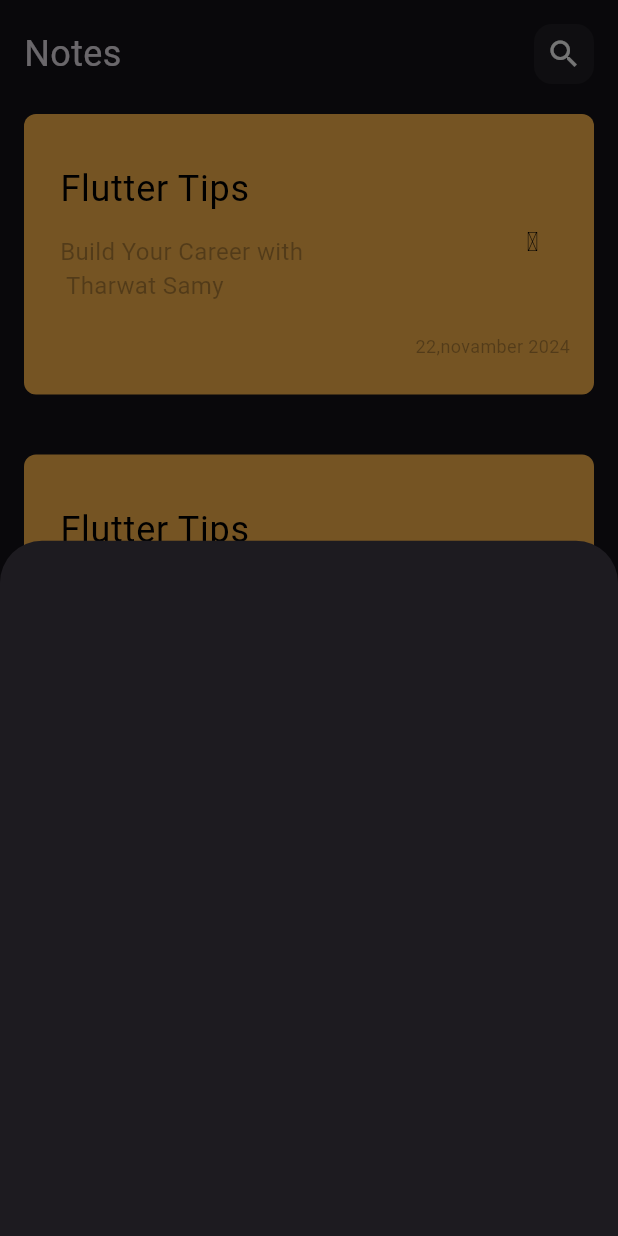
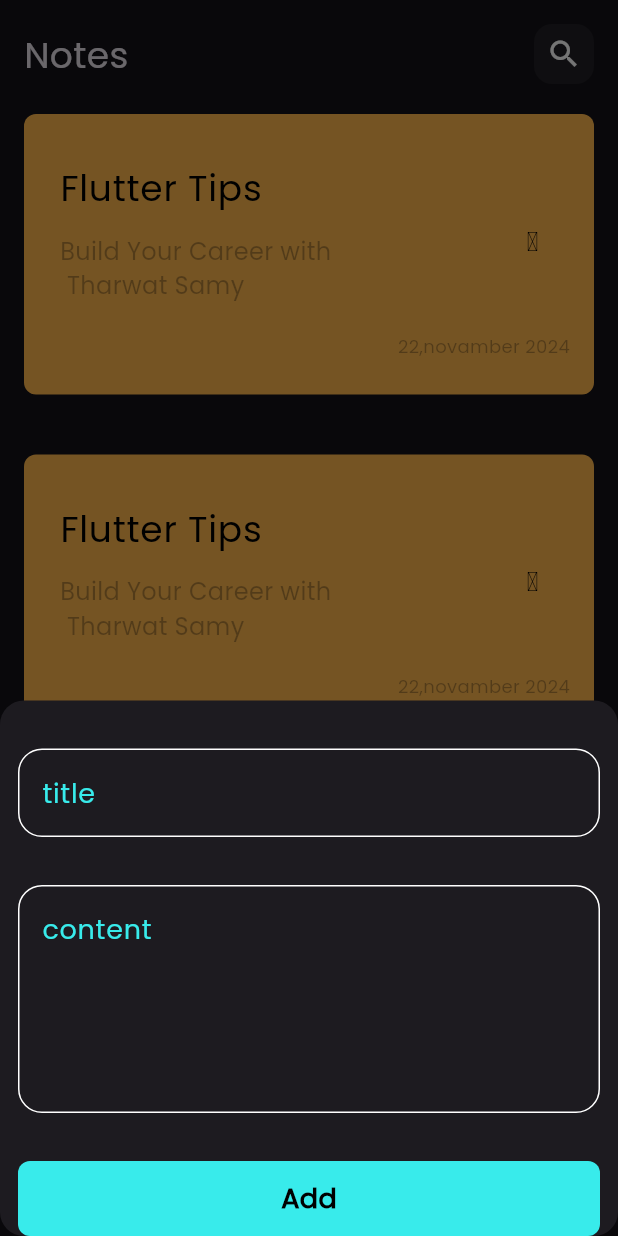
Before and after one commit to mohammadhamza16/note_app, a Flutter app: the screen it shows after launch, after a tap on the "add" icon, on a phone screen of 412 x 824 dp. Run offline on Flutter 3.47's test engine with Material 3 defaults, Android fonts, the phone set to English and light mode, and no system bars; missing offline and left inert: font_awesome_icon_class.

Commit message:
finish show modal bottom sheet ui

```diff
--- /dev/null
+++ b/lib/constants/constant.dart
@@ -0,0 +1,3 @@
+import 'package:flutter/material.dart';
+
+const Color kPrimaryColor = Color.fromARGB(255, 56, 235, 235);
--- a/lib/main.dart
+++ b/lib/main.dart
@@ -14,6 +14,7 @@ class NotesApp extends StatelessWidget {
       debugShowCheckedModeBanner: false,
       theme: ThemeData(
         brightness: Brightness.dark,
+        fontFamily: 'Poppins',
       ),
       home: const HomeView(),
     );
--- a/lib/views/home_view.dart
+++ b/lib/views/home_view.dart
@@ -13,6 +13,9 @@ class HomeView extends StatelessWidget {
         floatingActionButton: FloatingActionButton(
           onPressed: () {
             showModalBottomSheet(
+              shape: RoundedRectangleBorder(
+                borderRadius: BorderRadius.circular(16),
+              ),
               context: context,
               builder: (context) => const ShowModalBottomSheet(),
             );
--- /dev/null
+++ b/lib/widgets/custom_buttom.dart
@@ -0,0 +1,30 @@
+import 'package:flutter/material.dart';
+import 'package:note_app/constants/constant.dart';
+
+class CustomButtom extends StatelessWidget {
+  const CustomButtom({
+    super.key,
+  });
+
+  @override
+  Widget build(BuildContext context) {
+    return Container(
+      width: MediaQuery.of(context).size.width,
+      height: 50,
+      decoration: BoxDecoration(
+        borderRadius: BorderRadius.circular(8),
+        color: kPrimaryColor,
+      ),
+      child: const Center(
+        child: Text(
+          'Add',
+          style: TextStyle(
+            fontSize: 18,
+            fontWeight: FontWeight.bold,
+            color: Colors.black,
+          ),
+        ),
+      ),
+    );
+  }
+}
--- /dev/null
+++ b/lib/widgets/custom_text_field.dart
@@ -0,0 +1,38 @@
+import 'package:flutter/material.dart';
+import 'package:note_app/constants/constant.dart';
+
+class CustomTextField extends StatelessWidget {
+  const CustomTextField({
+    super.key,
+    required this.hintText,
+    this.maxLines = 1,
+  });
+  final String hintText;
+  final int maxLines;
+  @override
+  Widget build(BuildContext context) {
+    return TextField(
+      maxLines: maxLines,
+      decoration: InputDecoration(
+        hintStyle: const TextStyle(
+          color: kPrimaryColor,
+          fontSize: 18,
+        ),
+        hintText: hintText,
+        enabledBorder: borderStyle(
+          borderColor: Colors.white,
+        ),
+        focusedBorder: borderStyle(),
+      ),
+    );
+  }
+
+  OutlineInputBorder borderStyle({Color? borderColor}) {
+    return OutlineInputBorder(
+      borderRadius: BorderRadius.circular(16),
+      borderSide: BorderSide(
+        color: borderColor ?? kPrimaryColor,
+      ),
+    );
+  }
+}
--- a/lib/widgets/show_modal_bottom_sheet.dart
+++ b/lib/widgets/show_modal_bottom_sheet.dart
@@ -1,10 +1,38 @@
 import 'package:flutter/material.dart';
+import 'package:note_app/widgets/custom_buttom.dart';
+
+import 'custom_text_field.dart';
 
 class ShowModalBottomSheet extends StatelessWidget {
   const ShowModalBottomSheet({super.key});
 
   @override
   Widget build(BuildContext context) {
-    return Container();
+    return const Padding(
+      padding: EdgeInsets.symmetric(horizontal: 12.0),
+      child: SingleChildScrollView(
+        child: Column(
+          children: [
+            SizedBox(
+              height: 32,
+            ),
+            CustomTextField(
+              hintText: 'title',
+            ),
+            SizedBox(
+              height: 32,
+            ),
+            CustomTextField(
+              hintText: 'content',
+              maxLines: 5,
+            ),
+            SizedBox(
+              height: 32,
+            ),
+            CustomButtom(),
+          ],
+        ),
+      ),
+    );
   }
 }
```
Also changed, not shown: pubspec.yaml (+6 -6 lines), assets/fonts/Poppins/Poppins-Regular.ttf (added), pubspec.lock, 1 other file.
